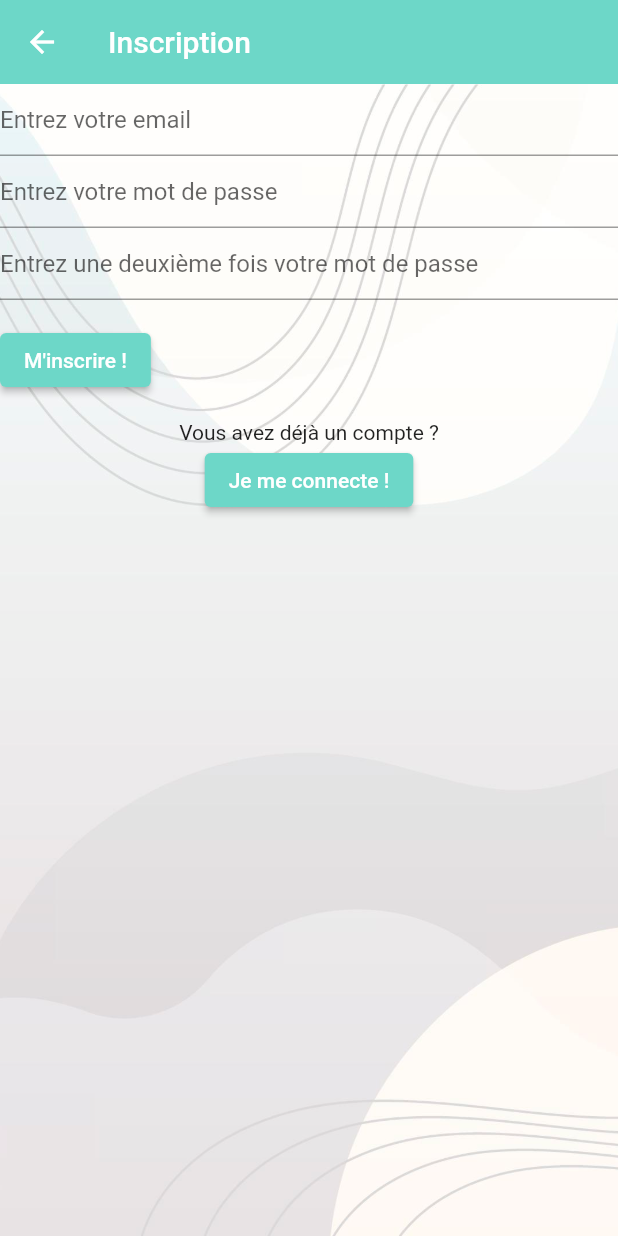
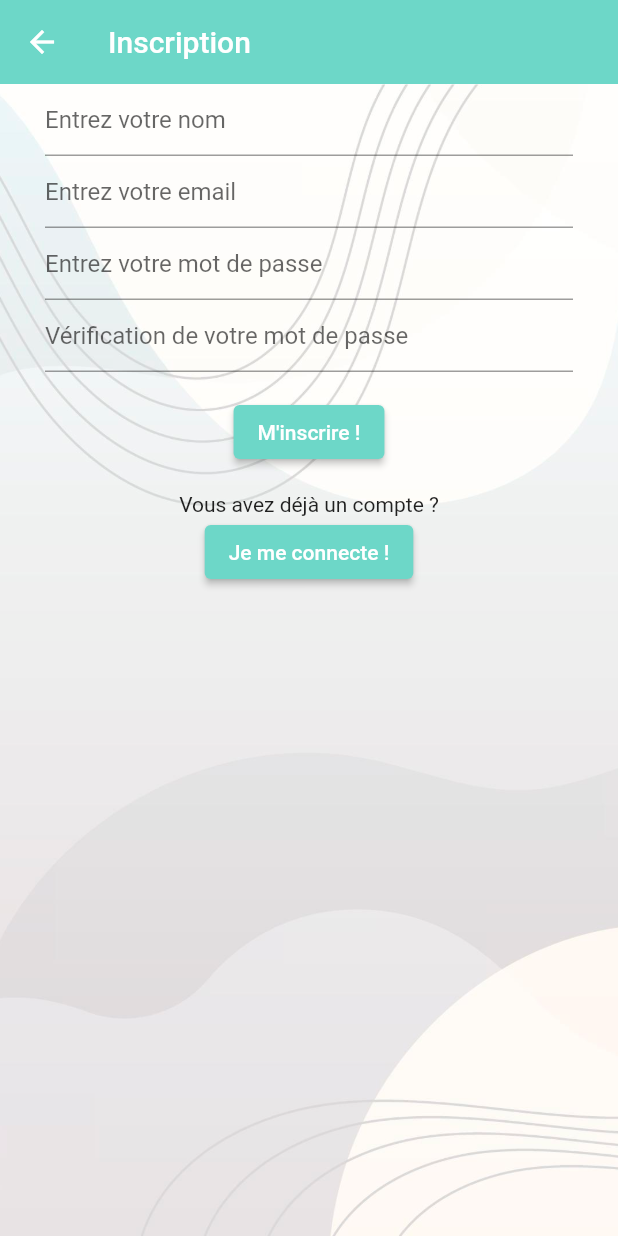
Before and after one commit to Kunzyy/plannyng, a Flutter app: the Login screen opened directly, after a tap on "Me connecter", after a tap on "Je m'inscris !", on a phone screen of 412 x 824 dp. Run offline on Flutter 3.47's test engine with Material 2 defaults, Android fonts, the phone set to English and light mode, and no system bars; our stand-ins replace syncfusion_flutter_calendar.

Commit message:
Modif style login et signin

```diff
--- a/lib/Constants.dart
+++ b/lib/Constants.dart
@@ -23,8 +23,10 @@ const formMail = "Entrez votre email";
 const formErrorMail = "Vous n'avez pas inséré votre email !";
 const formMDP = "Entrez votre mot de passe";
 const formErrorMDP = "Vous n'avez pas inséré votre mot de passe !";
-const formValMDP = "Entrez une deuxième fois votre mot de passe";
-const formErrorValMDP = "Vous n'avez pas inséré une deuxième fois votre mot de passe !";
+const formValMDP = "Vérification de votre mot de passe";
+const formErrorValMDP = "Vous n'avez pas inséré votre mot de passe !";
+const formNom = "Entrez votre nom";
+const formErrorNom = "Vous n'avez pas inséré votre nom !";
 
 // Tous les styles de texte utilisés
 
--- a/lib/Screens/login.dart
+++ b/lib/Screens/login.dart
@@ -25,10 +25,12 @@ class Login extends StatelessWidget {
               child: Column(
                 crossAxisAlignment: CrossAxisAlignment.start,
                 children: <Widget>[
-                  TextFormField(
+                  Padding(
+                    padding: const EdgeInsets.symmetric(horizontal: 30.0),
+                    child: TextFormField(
                       decoration: const InputDecoration(
                         hintText: formMail,
-                      focusedBorder:OutlineInputBorder(
+                        focusedBorder: OutlineInputBorder(
                           borderSide: const BorderSide(color: primaryColor),
                         ),
                       ),
@@ -39,10 +41,13 @@ class Login extends StatelessWidget {
                         return null;
                       },
                     ),
-                  TextFormField(
+                  ),
+                  Padding(
+                    padding: const EdgeInsets.symmetric(horizontal: 30.0),
+                    child: TextFormField(
                       decoration: const InputDecoration(
                         hintText: formMDP,
-                      focusedBorder:OutlineInputBorder(
+                        focusedBorder: OutlineInputBorder(
                           borderSide: const BorderSide(color: primaryColor),
                         ),
                       ),
@@ -53,11 +58,14 @@ class Login extends StatelessWidget {
                         return null;
                       },
                     ),
+                  ),
                   Padding(
                     padding: const EdgeInsets.symmetric(vertical: 16.0),
+                    child: Center(
                       child: ElevatedButton(
                         style: ButtonStyle(
-                          backgroundColor: MaterialStateProperty.all<Color>(primaryColor),
+                          backgroundColor:
+                              MaterialStateProperty.all<Color>(primaryColor),
                         ),
                         onPressed: () {
                           // Validate will return true if the form is valid, or false if
@@ -65,29 +73,31 @@ class Login extends StatelessWidget {
                           if (_formKey.currentState.validate()) {
                             // Process data.
                             ScaffoldMessenger.of(context).showSnackBar(SnackBar(
-                              content: Text(
-                                  "Vérification en cours")));
-                          dynamic newRoute = MaterialPageRoute(builder: (context) => Home());
+                                content: Text("Vérification en cours")));
+                            dynamic newRoute =
+                                MaterialPageRoute(builder: (context) => Home());
                             Navigator.pushReplacement(context, newRoute);
                           }
                         },
                         child: Text("Me connecter"),
                       ),
                     ),
+                  ),
                 ],
               ),
             ),
             Container(
-
               child: Column(
                 children: <Widget>[
                   Text("Vous n'avez pas encore de compte ?"),
                   ElevatedButton(
                     style: ButtonStyle(
-                      backgroundColor: MaterialStateProperty.all<Color>(primaryColor),
+                      backgroundColor:
+                          MaterialStateProperty.all<Color>(primaryColor),
                     ),
                     onPressed: () {
-                      dynamic newRoute = MaterialPageRoute(builder: (context) => SignIn());
+                      dynamic newRoute =
+                          MaterialPageRoute(builder: (context) => SignIn());
                       Navigator.pushReplacement(context, newRoute);
                     },
                     child: Text("Je m'inscris !"),
--- a/lib/Screens/signIn.dart
+++ b/lib/Screens/signIn.dart
@@ -25,10 +25,29 @@ class SignIn extends StatelessWidget {
               child: Column(
                 crossAxisAlignment: CrossAxisAlignment.start,
                 children: <Widget>[
-                  TextFormField(
+                  Padding(
+                    padding: const EdgeInsets.symmetric(horizontal: 30.0),
+                    child: TextFormField(
+                      decoration: const InputDecoration(
+                        hintText: formNom,
+                        focusedBorder: OutlineInputBorder(
+                          borderSide: const BorderSide(color: primaryColor),
+                        ),
+                      ),
+                      validator: (value) {
+                        if (value.isEmpty) {
+                          return formErrorNom;
+                        }
+                        return null;
+                      },
+                    ),
+                  ),
+                  Padding(
+                    padding: const EdgeInsets.symmetric(horizontal: 30.0),
+                    child: TextFormField(
                       decoration: const InputDecoration(
                         hintText: formMail,
-                      focusedBorder:OutlineInputBorder(
+                        focusedBorder: OutlineInputBorder(
                           borderSide: const BorderSide(color: primaryColor),
                         ),
                       ),
@@ -39,10 +58,13 @@ class SignIn extends StatelessWidget {
                         return null;
                       },
                     ),
-                  TextFormField(
+                  ),
+                  Padding(
+                    padding: const EdgeInsets.symmetric(horizontal: 30.0),
+                    child: TextFormField(
                       decoration: const InputDecoration(
                         hintText: formMDP,
-                      focusedBorder:OutlineInputBorder(
+                        focusedBorder: OutlineInputBorder(
                           borderSide: const BorderSide(color: primaryColor),
                         ),
                       ),
@@ -53,10 +75,13 @@ class SignIn extends StatelessWidget {
                         return null;
                       },
                     ),
-                  TextFormField(
+                  ),
+                  Padding(
+                    padding: const EdgeInsets.symmetric(horizontal: 30.0),
+                    child: TextFormField(
                       decoration: const InputDecoration(
                         hintText: formValMDP,
-                      focusedBorder:OutlineInputBorder(
+                        focusedBorder: OutlineInputBorder(
                           borderSide: const BorderSide(color: primaryColor),
                         ),
                       ),
@@ -67,11 +92,14 @@ class SignIn extends StatelessWidget {
                         return null;
                       },
                     ),
+                  ),
                   Padding(
                     padding: const EdgeInsets.symmetric(vertical: 16.0),
+                    child: Center(
                       child: ElevatedButton(
                         style: ButtonStyle(
-                        backgroundColor: MaterialStateProperty.all<Color>(primaryColor),
+                          backgroundColor:
+                              MaterialStateProperty.all<Color>(primaryColor),
                         ),
                         onPressed: () {
                           // Validate will return true if the form is valid, or false if
@@ -79,13 +107,14 @@ class SignIn extends StatelessWidget {
                           if (_formKey.currentState.validate()) {
                             ScaffoldMessenger.of(context).showSnackBar(SnackBar(
                                 // Process data.
-                              content: Text(
-                                  "Traitement des données")));
-                          dynamic newRoute = MaterialPageRoute(builder: (context) => Home());
+                                content: Text("Traitement des données")));
+                            dynamic newRoute =
+                                MaterialPageRoute(builder: (context) => Home());
                             Navigator.pushReplacement(context, newRoute);
                           }
                         },
                         child: Text("M'inscrire !"),
+                      ),
                     ),
                   ),
                 ],
@@ -97,7 +126,8 @@ class SignIn extends StatelessWidget {
                   Text("Vous avez déjà un compte ?"),
                   ElevatedButton(
                     style: ButtonStyle(
-                      backgroundColor: MaterialStateProperty.all<Color>(primaryColor),
+                      backgroundColor:
+                          MaterialStateProperty.all<Color>(primaryColor),
                     ),
                     onPressed: () {
                       dynamic newRoute =
```
Lines whose indentation alone changed are shown as unchanged.
